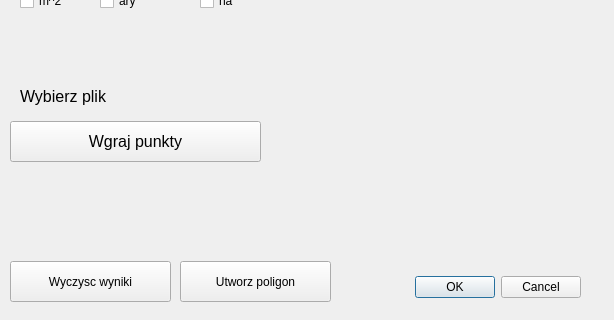
Above: projekt_2_ig/projekt_2_ig_dialog_base.ui from Dzik37/projkektna5 before the change; both pictures show x 0 to 614 and y 199 to 519 of the 614 by 519 pixel window. Below: the same form after it.
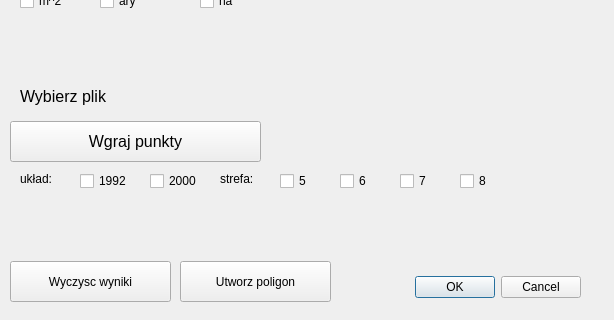
That is the form after the change. Custom widgets are drawn as their Qt base class.

Patch:
```diff
--- a/projekt_2_ig/projekt_2_ig_dialog_base.ui
+++ b/projekt_2_ig/projekt_2_ig_dialog_base.ui
@@ -273,6 +273,110 @@
     <string/>
    </property>
   </widget>
+  <widget class="QCheckBox" name="checkBox_1992">
+   <property name="geometry">
+    <rect>
+     <x>80</x>
+     <y>370</y>
+     <width>81</width>
+     <height>20</height>
+    </rect>
+   </property>
+   <property name="text">
+    <string>1992</string>
+   </property>
+  </widget>
+  <widget class="QCheckBox" name="checkBox_2000">
+   <property name="geometry">
+    <rect>
+     <x>150</x>
+     <y>370</y>
+     <width>81</width>
+     <height>20</height>
+    </rect>
+   </property>
+   <property name="text">
+    <string>2000</string>
+   </property>
+  </widget>
+  <widget class="QCheckBox" name="checkBox_strefa_5">
+   <property name="geometry">
+    <rect>
+     <x>280</x>
+     <y>370</y>
+     <width>41</width>
+     <height>20</height>
+    </rect>
+   </property>
+   <property name="text">
+    <string>5</string>
+   </property>
+  </widget>
+  <widget class="QCheckBox" name="checkBox_strefa_8">
+   <property name="geometry">
+    <rect>
+     <x>460</x>
+     <y>370</y>
+     <width>41</width>
+     <height>20</height>
+    </rect>
+   </property>
+   <property name="text">
+    <string>8</string>
+   </property>
+  </widget>
+  <widget class="QCheckBox" name="checkBox_strefa_7">
+   <property name="geometry">
+    <rect>
+     <x>400</x>
+     <y>370</y>
+     <width>41</width>
+     <height>20</height>
+    </rect>
+   </property>
+   <property name="text">
+    <string>7</string>
+   </property>
+  </widget>
+  <widget class="QCheckBox" name="checkBox_strefa_6">
+   <property name="geometry">
+    <rect>
+     <x>340</x>
+     <y>370</y>
+     <width>41</width>
+     <height>20</height>
+    </rect>
+   </property>
+   <property name="text">
+    <string>6</string>
+   </property>
+  </widget>
+  <widget class="QLabel" name="label">
+   <property name="geometry">
+    <rect>
+     <x>20</x>
+     <y>370</y>
+     <width>55</width>
+     <height>16</height>
+    </rect>
+   </property>
+   <property name="text">
+    <string>układ:</string>
+   </property>
+  </widget>
+  <widget class="QLabel" name="label_2">
+   <property name="geometry">
+    <rect>
+     <x>220</x>
+     <y>370</y>
+     <width>55</width>
+     <height>16</height>
+    </rect>
+   </property>
+   <property name="text">
+    <string>strefa:</string>
+   </property>
+  </widget>
  </widget>
  <customwidgets>
   <customwidget>
```
